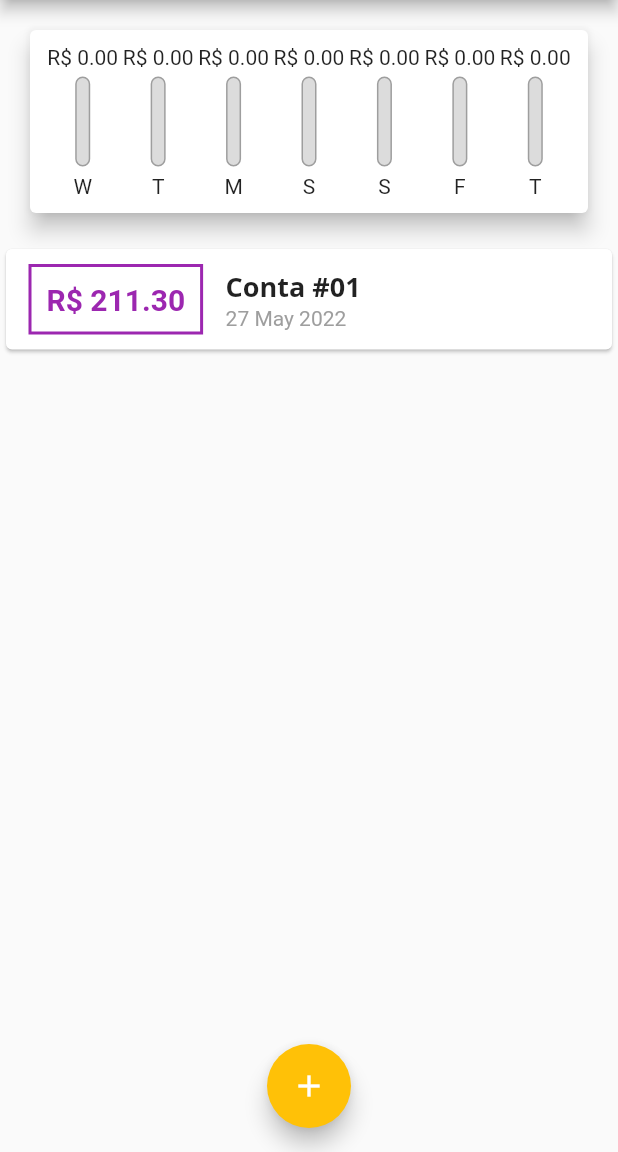
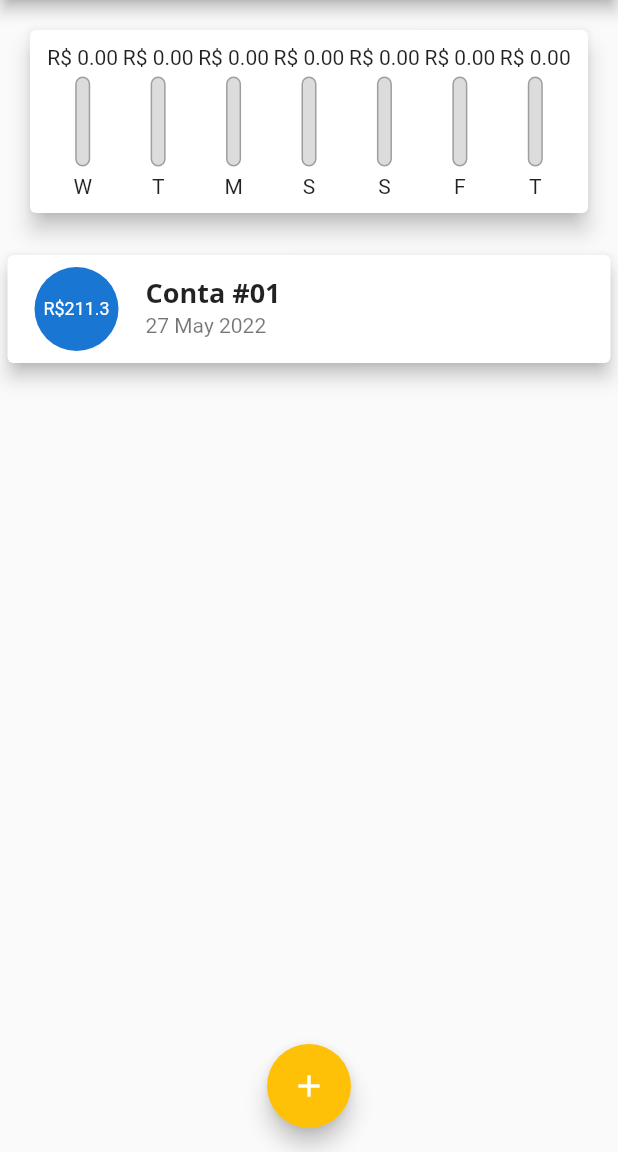
Before and after one commit to AiramCruZ/curso_flutter_cod3r, a Flutter app: the screen it shows after launch, on a phone screen of 412 x 824 dp, the part 84-1236 px from its top. Run offline on Flutter 3.47's test engine with Material 2 defaults, Android fonts, the phone set to English and light mode, and no system bars; missing offline and left inert: dart:ffi.

Commit message:
utilizando ListTile

```diff
--- a/projeto_despesas_pessoais/lib/components/chart.dart
+++ b/projeto_despesas_pessoais/lib/components/chart.dart
@@ -52,8 +52,7 @@ class Chart extends StatelessWidget {
         child: Row(
           mainAxisAlignment: MainAxisAlignment.spaceAround,
           children: _groupedTransactions.map((e) {
-            return Flexible(
-              fit: FlexFit.tight,
+            return Expanded(
               child: ChartBar(
                   label: e['day'].toString(),
                   value: e['value'] as double,
--- a/projeto_despesas_pessoais/lib/components/chart_bar.dart
+++ b/projeto_despesas_pessoais/lib/components/chart_bar.dart
@@ -16,9 +16,7 @@ class ChartBar extends StatelessWidget {
   Widget build(BuildContext context) {
     return Column(
       children: [
-        FittedBox(
-          child: Text('R\$ ${value.toStringAsFixed(2)}'),
-        ),
+        FittedBox(child: Text('R\$ ${value.toStringAsFixed(2)}')),
         const SizedBox(height: 5),
         SizedBox(
           height: 60,
--- a/projeto_despesas_pessoais/lib/components/transaction_list.dart
+++ b/projeto_despesas_pessoais/lib/components/transaction_list.dart
@@ -39,48 +39,29 @@ class TransactionsList extends StatelessWidget {
               itemBuilder: (ctx, index) {
                 final tr = transactions[index];
                 return Card(
-                  child: Row(children: [
-                    Container(
+                  elevation: 5,
                   margin: const EdgeInsets.symmetric(
-                        horizontal: 15,
-                        vertical: 10,
+                    vertical: 8,
+                    horizontal: 5,
                   ),
-                      decoration: BoxDecoration(
-                        border: Border.all(
-                          color: Theme.of(context).colorScheme.primary,
-                          width: 2,
-                        ),
-                      ),
-                      padding: const EdgeInsets.all(10),
-                      child: Text(
-                        'R\$ ${tr.value.toStringAsFixed(2)}',
-                        style: TextStyle(
-                          fontWeight: FontWeight.bold,
-                          fontSize: 20,
-                          color: Theme.of(context).colorScheme.primary,
+                  child: ListTile(
+                    leading: CircleAvatar(
+                      radius: 30,
+                      child: Padding(
+                        padding: const EdgeInsets.all(8),
+                        child: FittedBox(
+                          child: Text('R\$${tr.value}'),
                         ),
                       ),
                     ),
-                    Column(
-                      crossAxisAlignment: CrossAxisAlignment.start,
-                      children: [
-                        Text(
+                    title: Text(
                       tr.title,
                       style: Theme.of(context).textTheme.headline6,
-                          // style: const TextStyle(
-                          //   fontSize: 16,
-                          //   fontWeight: FontWeight.bold,
-                          // ),
                     ),
-                        Text(
+                    subtitle: Text(
                       DateFormat('d MMM y').format(tr.date),
-                          style: const TextStyle(
-                            color: Colors.grey,
                     ),
                   ),
-                      ],
-                    ),
-                  ]),
                 );
               },
             ),
```
Lines whose indentation alone changed are shown as unchanged.
